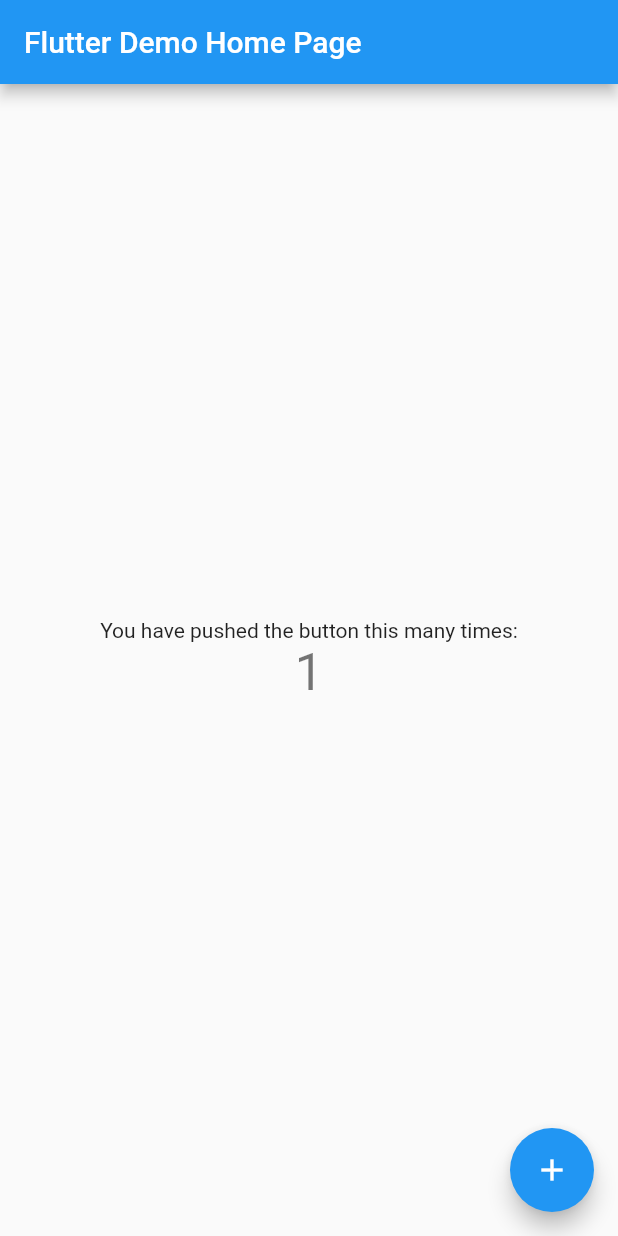
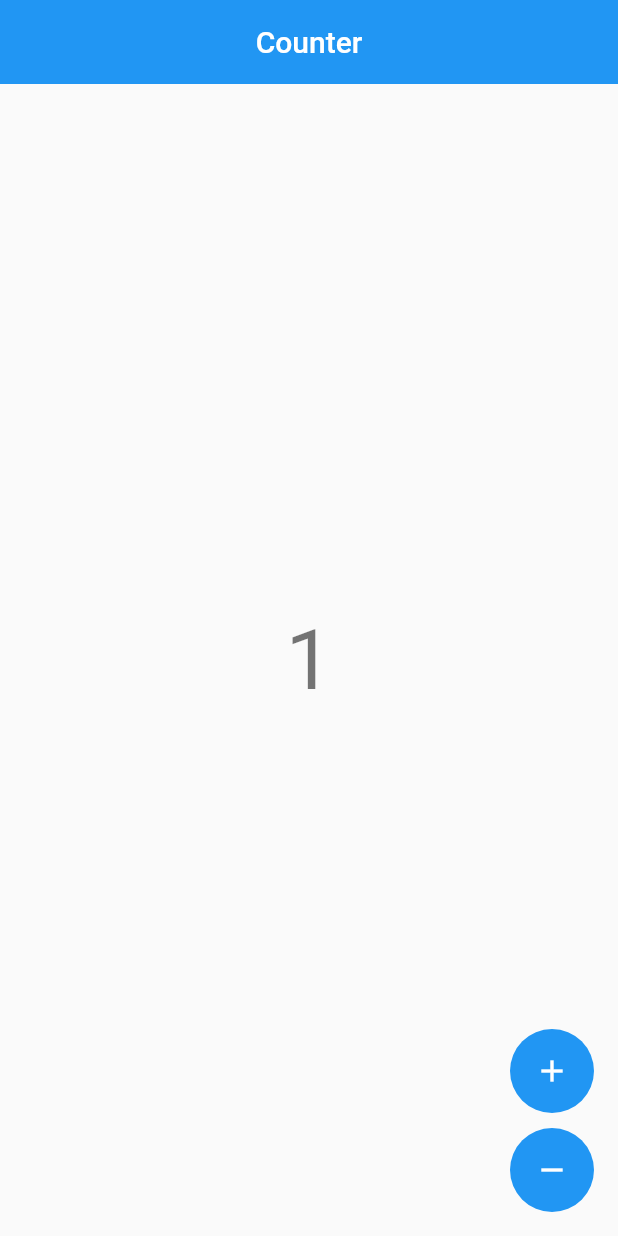
Before and after one commit to Travis-ugo/bloc_Xamples, a Flutter app: the screen it shows after launch, after a tap on the "add" icon, on a phone screen of 412 x 824 dp. Run offline on Flutter 3.47's test engine with Material 2 defaults, Android fonts, the phone set to English and light mode, and no system bars; our stand-ins replace flutter_bloc.

Commit message:
counter cubit xample, with tests

```diff
--- /dev/null
+++ b/lib/app.dart
@@ -0,0 +1,10 @@
+import 'package:bloc_xamples/counter/view/counter_page.dart';
+import 'package:flutter/material.dart';
+
+class CounterApp extends MaterialApp {
+  const CounterApp({super.key})
+      : super(
+          home: const CounterPage(),
+          debugShowCheckedModeBanner: false,
+        );
+}
--- /dev/null
+++ b/lib/counter/counter.dart
@@ -0,0 +1,2 @@
+export 'cubit/counter_cubit.dart';
+export 'view/view.dart';
--- /dev/null
+++ b/lib/counter/cubit/counter_cubit.dart
@@ -0,0 +1,9 @@
+import 'package:flutter_bloc/flutter_bloc.dart';
+
+class CounterCubit extends Cubit<int> {
+  CounterCubit() : super(0);
+
+  void increment() => emit(state + 1);
+
+  void decrement() => emit(state - 1);
+}
--- /dev/null
+++ b/lib/counter/view/counter_page.dart
@@ -0,0 +1,16 @@
+import 'package:bloc_xamples/counter/cubit/counter_cubit.dart';
+import 'package:bloc_xamples/counter/view/counter_view.dart';
+import 'package:flutter/material.dart';
+import 'package:flutter_bloc/flutter_bloc.dart';
+
+class CounterPage extends StatelessWidget {
+  const CounterPage({Key? key}) : super(key: key);
+
+  @override
+  Widget build(BuildContext context) {
+    return BlocProvider(
+      create: (_) => CounterCubit(),
+      child: const CounterView(),
+    );
+  }
+}
--- /dev/null
+++ b/lib/counter/view/counter_view.dart
@@ -0,0 +1,45 @@
+import 'package:bloc_xamples/counter/cubit/counter_cubit.dart';
+import 'package:flutter/material.dart';
+import 'package:flutter_bloc/flutter_bloc.dart';
+
+class CounterView extends StatelessWidget {
+  const CounterView({Key? key}) : super(key: key);
+
+  @override
+  Widget build(BuildContext context) {
+    final textTheme = Theme.of(context).textTheme;
+    return Scaffold(
+      appBar: AppBar(
+        title: const Text('Counter'),
+        centerTitle: true,
+        elevation: 0.0,
+      ),
+      body: Center(
+        child: BlocBuilder<CounterCubit, int>(
+          builder: (context, state) {
+            return Text('$state', style: textTheme.headline2);
+          },
+        ),
+      ),
+      floatingActionButton: Column(
+        mainAxisAlignment: MainAxisAlignment.end,
+        crossAxisAlignment: CrossAxisAlignment.end,
+        children: [
+          FloatingActionButton(
+            elevation: 0.0,
+            key: const Key('counterView_increment_button'),
+            child: const Icon(Icons.add),
+            onPressed: () => context.read<CounterCubit>().increment(),
+          ),
+          const SizedBox(height: 10),
+          FloatingActionButton(
+            elevation: 0.0,
+            key: const Key('counterView_decrement_button'),
+            child: const Icon(Icons.remove),
+            onPressed: () => context.read<CounterCubit>().decrement(),
+          ),
+        ],
+      ),
+    );
+  }
+}
--- /dev/null
+++ b/lib/counter/view/view.dart
@@ -0,0 +1,2 @@
+export 'counter_page.dart';
+export 'counter_view.dart';
--- a/lib/main.dart
+++ b/lib/main.dart
@@ -1,68 +1,10 @@
+import 'package:bloc_xamples/app.dart';
 import 'package:flutter/material.dart';
+import 'package:flutter_bloc/flutter_bloc.dart';
+
+import 'counter_observer.dart';
 
 void main() {
-  runApp(const MyApp());
+  Bloc.observer = CounterObserver();
+  runApp(const CounterApp());
 }
-
-class MyApp extends StatelessWidget {
-  const MyApp({Key? key}) : super(key: key);
-
-  // This widget is the root of your application.
-  @override
-  Widget build(BuildContext context) {
-    return MaterialApp(
-      title: 'Flutter Demo',
-      theme: ThemeData(
-        primarySwatch: Colors.blue,
-      ),
-      home: const MyHomePage(title: 'Flutter Demo Home Page'),
-    );
-  }
-}
-
-class MyHomePage extends StatefulWidget {
-  const MyHomePage({Key? key, required this.title}) : super(key: key);
-
-  final String title;
-
-  @override
-  State<MyHomePage> createState() => _MyHomePageState();
-}
-
-class _MyHomePageState extends State<MyHomePage> {
-  int _counter = 0;
-
-  void _incrementCounter() {
-    setState(() {
-      _counter++;
-    });
-  }
-
-  @override
-  Widget build(BuildContext context) {
-    return Scaffold(
-      appBar: AppBar(
-        title: Text(widget.title),
-      ),
-      body: Center(
-        child: Column(
-          mainAxisAlignment: MainAxisAlignment.center,
-          children: <Widget>[
-            const Text(
-              'You have pushed the button this many times:',
-            ),
-            Text(
-              '$_counter',
-              style: Theme.of(context).textTheme.headline4,
-            ),
-          ],
-        ),
-      ),
-      floatingActionButton: FloatingActionButton(
-        onPressed: _incrementCounter,
-        tooltip: 'Increment',
-        child: const Icon(Icons.add),
-      ),
-    );
-  }
-}
```
Also changed, not shown: lib/counter_observer.dart (added, +9 -0 lines), 5 other files.
